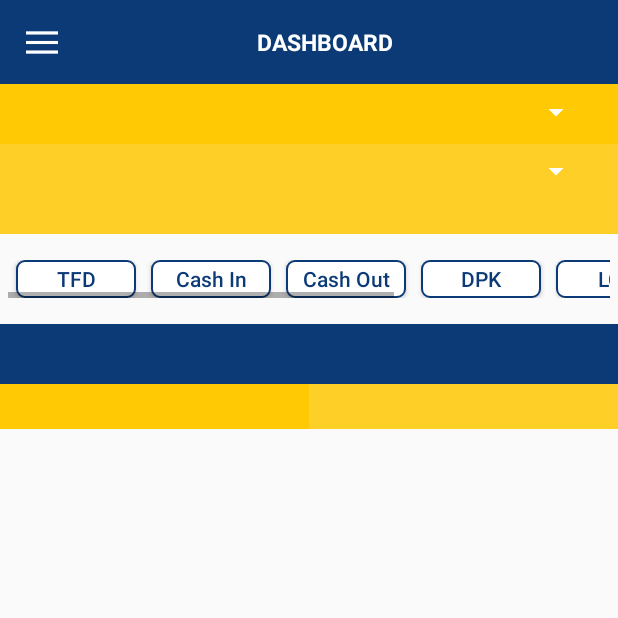
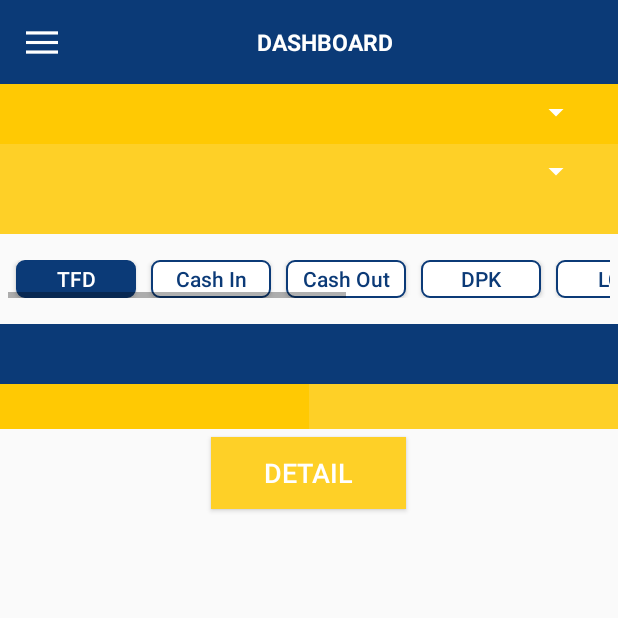
Before and after one commit to floostudio/lenteramandiri-android, an Android app: the NewDashboardActivity screen opened directly, with no data from a screen before it, on a phone screen of 412 x 824 dp, the top half of it. Run offline under Robolectric (Android 15) with nearby library versions, the phone set to English and light mode, and no system bars; our stand-ins replace CircleImageView; libraries missing offline, so code that uses them is left out: com.github.mikephil.charting, com.github.paolorotolo.expandableheightlistview, com.onesignal, dmax.dialog; plain views replace BarChart, CombinedChart, ExpandableHeightListView; pictures from the network do not load; 12 statements that could not run were skipped.

Commit message:
update tampil button dlr

```diff
--- a/app/src/main/java/com/floo/lenteramandiri/data/TaskDetailActivity.java
+++ b/app/src/main/java/com/floo/lenteramandiri/data/TaskDetailActivity.java
@@ -212,7 +212,7 @@ public class TaskDetailActivity extends AppCompatActivity {
         protected Void doInBackground(Void... arg0) {
             String key = "";
             try {
-                String coba = "http://sandbox.floostudio.com/lenteramandiri/api/v1/tasks/detail/31?user_id=58";
+                String coba = "http://sandbox.floostudio.com/lenteramandiri/api/v1/tasks/detail/37?user_id=58";
                 JSONObject jsonObject = new JSONObject(DataManager.MyHttpGet(urlDetailTask+idTaskParsing+"?user_id="+struserid));
                 //Log.d("alamat", urlDetailTask+idTaskParsing+"?user_id="+struserid);
                 //JSONObject jsonObject = new JSONObject(DataManager.MyHttpGet(coba));
--- a/app/src/main/res/layout/activity_new_dashboard.xml
+++ b/app/src/main/res/layout/activity_new_dashboard.xml
@@ -90,8 +90,8 @@
                                 android:text="TFD"
                                 android:layout_width="80dp"
                                 android:layout_height="25dp"
-                                android:background="@drawable/activity_btn"
-                                android:textColor="@color/background"
+                                android:background="@drawable/activity_btn_blue"
+                                android:textColor="@color/White"
                                 android:textAllCaps="false" />
 
                             <Button
@@ -136,7 +136,16 @@
                                 android:text="LCF" />
 
                             <Button
+                                android:textColor="@color/background"
+                                android:layout_width="80dp"
+                                android:layout_height="25dp"
+                                android:background="@drawable/activity_btn"
+                                android:layout_marginLeft="10dp"
+                                android:id="@+id/btn_dlr"
+                                android:textAllCaps="false"
+                                android:text="DLR"/>
 
+                            <Button
                                 android:textColor="@color/background"
                                 android:layout_width="80dp"
                                 android:layout_height="25dp"
@@ -279,7 +288,7 @@
                         android:layout_width="match_parent"
                         android:divider="@android:color/transparent"
                         android:layout_height="wrap_content"
-                        android:visibility="gone">
+                        android:visibility="visible">
 
                     </com.github.paolorotolo.expandableheightlistview.ExpandableHeightListView>
 
@@ -517,7 +526,7 @@
                 android:layout_gravity="center"
                 android:textColor="@color/White"
                 android:background="@color/yellow"
-                android:visibility="gone"/>
+                android:visibility="visible"/>
 
 
         </LinearLayout>
```
Also changed, not shown: app/src/main/java/com/floo/lenteramandiri/fragment/NewDashboardActivity.java (+19 -5 lines).
